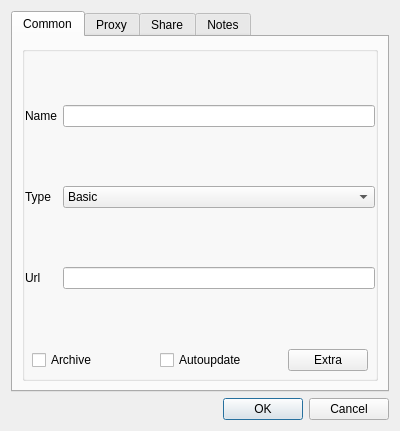
First picture: the form in src/nekobox/ui/group/dialog_edit_group.ui, repository qr243vbi/nekobox, before the edit.
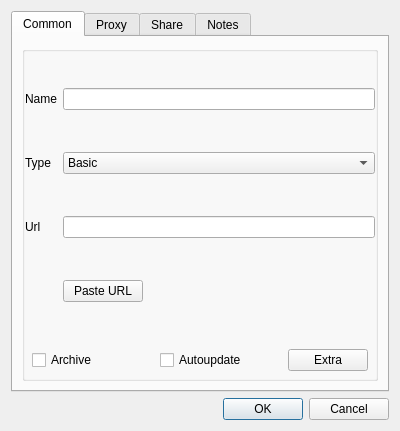
Second picture: the form after the edit. Custom widgets are drawn as their Qt base class.

What changed in the file:
```diff
--- a/src/nekobox/ui/group/dialog_edit_group.ui
+++ b/src/nekobox/ui/group/dialog_edit_group.ui
@@ -112,6 +112,33 @@
              <item row="2" column="1">
               <widget class="MyLineEdit" name="url"/>
              </item>
+              <item row="3" column="1">
+               <layout class="QHBoxLayout" name="url_buttons_layout">
+                <property name="spacing">
+                 <number>4</number>
+                </property>
+                <item>
+                 <widget class="QPushButton" name="paste_url_btn">
+                  <property name="text">
+                   <string>Paste URL</string>
+                  </property>
+                 </widget>
+                </item>
+                <item>
+                 <spacer name="url_spacer">
+                  <property name="orientation">
+                   <enum>Qt::Orientation::Horizontal</enum>
+                  </property>
+                  <property name="sizeHint" stdset="0">
+                   <size>
+                    <width>40</width>
+                    <height>20</height>
+                   </size>
+                  </property>
+                 </spacer>
+                </item>
+               </layout>
+              </item>
              <item row="0" column="0">
               <widget class="QLabel" name="label">
                <property name="text">
```
Lines whose indentation alone changed are shown as unchanged.
